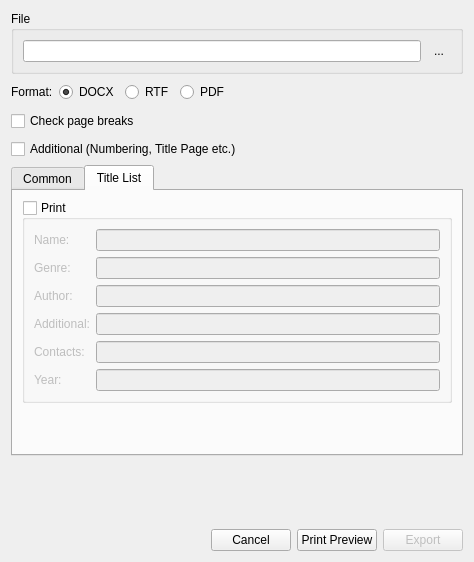
This is src/bin/Scenarist/UserInterfaceLayer/Export/ExportDialog.ui in dimkanovikov/KITScenarist as Qt 5 draws it before an edit. The edited form follows.
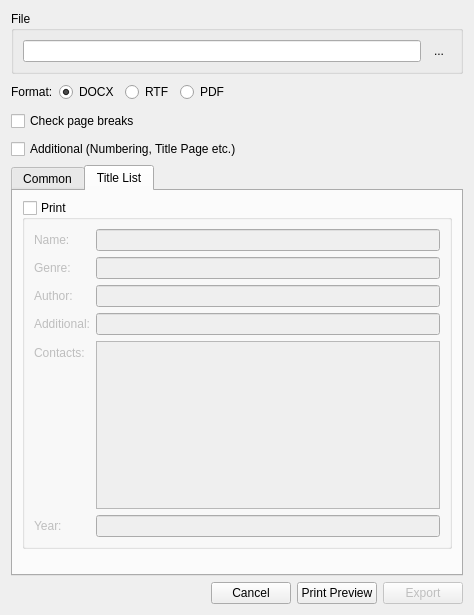
This is the edited form. The open tabs and pages were chosen to show the change. Icons and pictures are not drawn.

Commit message: Can add more than one lines of contacts on title page

```diff
--- a/src/bin/Scenarist/UserInterfaceLayer/Export/ExportDialog.ui
+++ b/src/bin/Scenarist/UserInterfaceLayer/Export/ExportDialog.ui
@@ -7,7 +7,7 @@
     <x>0</x>
     <y>0</y>
     <width>474</width>
-    <height>562</height>
+    <height>615</height>
    </rect>
   </property>
   <property name="windowTitle">
@@ -282,14 +282,7 @@
             </property>
            </widget>
           </item>
-          <item row="6" column="1">
-           <widget class="QLineEdit" name="contacts">
-            <property name="toolTip">
-             <string>Contacts.</string>
-            </property>
-           </widget>
-          </item>
-          <item row="7" column="0">
+          <item row="8" column="0">
            <widget class="QLabel" name="nameLabel_6">
             <property name="text">
              <string>Year:</string>
@@ -299,7 +292,7 @@
             </property>
            </widget>
           </item>
-          <item row="7" column="1">
+          <item row="8" column="1">
            <widget class="QLineEdit" name="year">
             <property name="toolTip">
              <string>Scenario wirting year.</string>
@@ -323,6 +316,19 @@
             </property>
            </widget>
           </item>
+          <item row="6" column="1">
+           <widget class="QPlainTextEdit" name="contacts">
+            <property name="tabChangesFocus">
+             <bool>true</bool>
+            </property>
+            <property name="lineWrapMode">
+             <enum>QPlainTextEdit::NoWrap</enum>
+            </property>
+            <property name="backgroundVisible">
+             <bool>false</bool>
+            </property>
+           </widget>
+          </item>
          </layout>
         </widget>
        </item>
```
Left out of the diff: 3 changed lines with no effect on the pictures. The commit also changes 1 other file.
